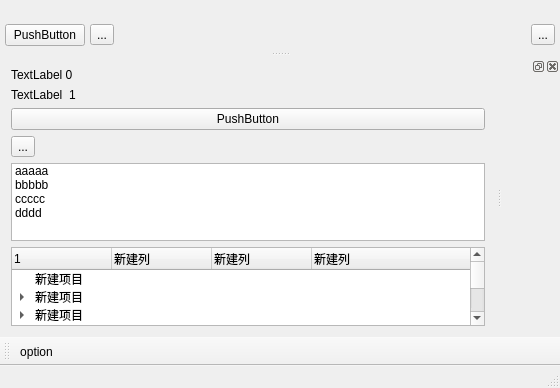
This is App/AppOptionTest/optionmainwindow.ui in tiangaomingjing/ServoDriveTech as Qt 5 draws it before an edit. The edited form follows.
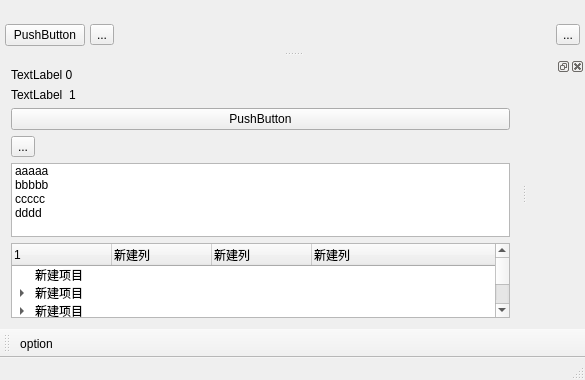
This is the edited form.

Diff of the .ui file:
```diff
--- a/App/AppOptionTest/optionmainwindow.ui
+++ b/App/AppOptionTest/optionmainwindow.ui
@@ -6,8 +6,8 @@
    <rect>
     <x>0</x>
     <y>0</y>
-    <width>560</width>
-    <height>388</height>
+    <width>585</width>
+    <height>380</height>
    </rect>
   </property>
   <property name="windowTitle">
@@ -168,7 +168,7 @@
     <enum>BottomToolBarArea</enum>
    </attribute>
    <attribute name="toolBarBreak">
-    <bool>true</bool>
+    <bool>false</bool>
    </attribute>
    <addaction name="actionOption"/>
   </widget>
```
Left out of the diff: 2 changed lines with no effect on the pictures.
